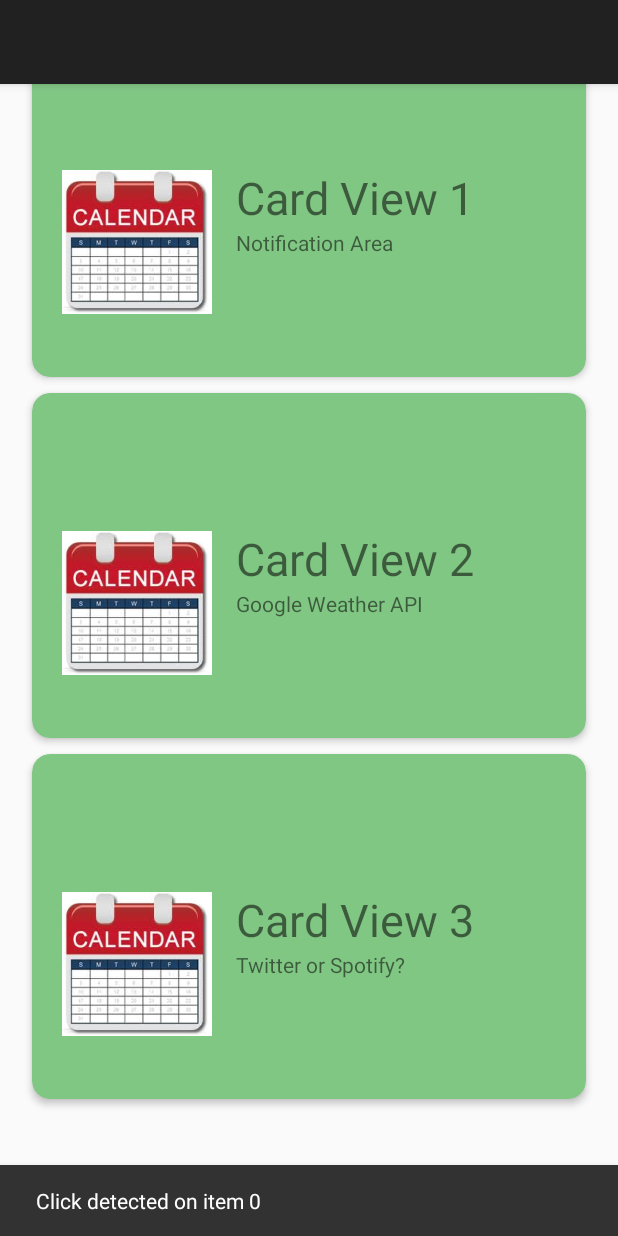
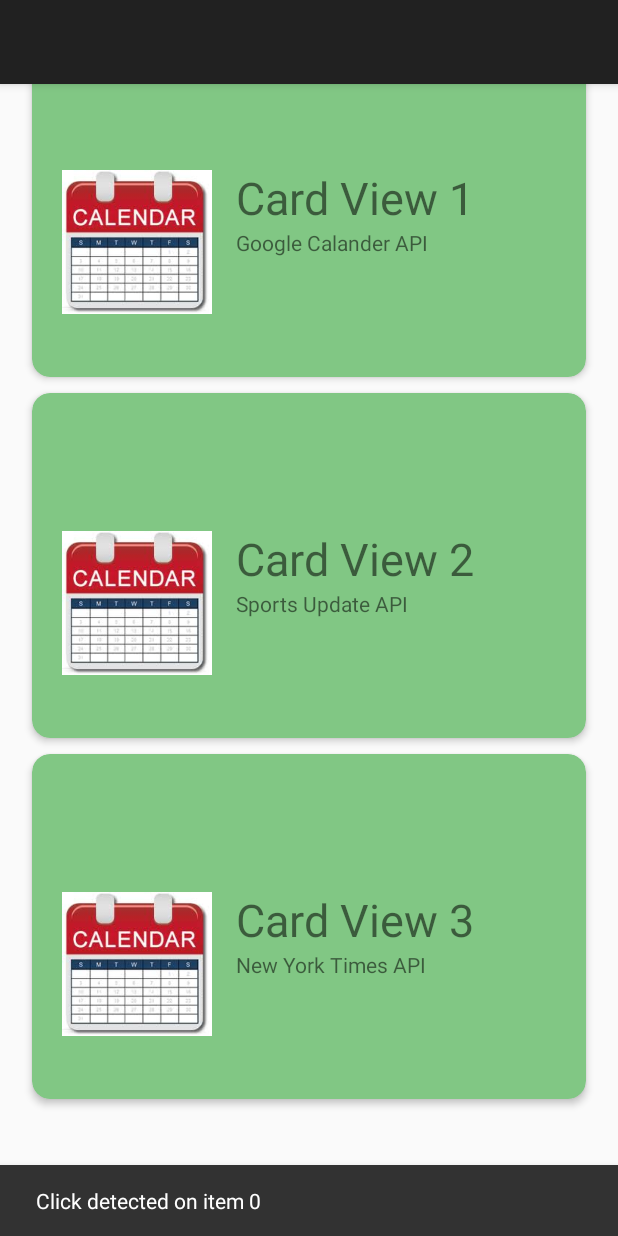
Before and after one commit to RafatKhandaker/GoogleWeatherApp, an Android app: the screen it shows after launch (CardDemoActivity), after a tap on "Card View 1", on a phone screen of 412 x 824 dp. Run offline under Robolectric (Android 15) with nearby library versions, the light colour scheme and no system bars.

Commit message:
updated repo

```diff
--- a/app/src/main/java/com/delaroystudios/CardView_GoogleApp/CardDemoActivity.java
+++ b/app/src/main/java/com/delaroystudios/CardView_GoogleApp/CardDemoActivity.java
@@ -1,9 +1,14 @@
 package com.delaroystudios.CardView_GoogleApp;
 
+import android.content.Context;
+import android.content.Intent;
 import android.os.Bundle;
 import android.support.v7.app.AppCompatActivity;
 import android.support.v7.widget.LinearLayoutManager;
 import android.support.v7.widget.RecyclerView;
+
+import com.delaroystudios.CardView_GoogleApp.Fragment.FragmentActivity;
+import com.delaroystudios.CardView_GoogleApp.Recycler.RecyclerAdapter;
 
 /**
  * Rafat Khandaker Maintaining Orthogonal standard of code
@@ -36,4 +41,5 @@ public class CardDemoActivity extends AppCompatActivity {
 
      }
      //---------------------------------------------------------------------------------------------
+
 }
--- /dev/null
+++ b/app/src/main/java/com/delaroystudios/CardView_GoogleApp/Recycler/RecyclerAdapter.java
@@ -0,0 +1,54 @@
+package com.delaroystudios.CardView_GoogleApp.Recycler;
+
+/**
+ * Rafat K
+ */
+
+import android.support.v7.widget.RecyclerView;
+import android.view.LayoutInflater;
+import android.view.View;
+import android.view.ViewGroup;
+import com.delaroystudios.CardView_GoogleApp.R;
+
+
+public class RecyclerAdapter extends RecyclerView.Adapter<ViewHolder> {
+
+    private String[] titles = {
+            "Card View 1",
+            "Card View 2",
+            "Card View 3",
+           };
+
+    private String[] details = {
+            "Google Calander API",
+            "Sports Update API",
+            "New York Times API"
+            };
+
+    private int[] images = {
+            R.drawable.android_image_1,
+            R.drawable.android_image_2,
+            R.drawable.android_image_3,
+         };
+
+
+    @Override
+    public ViewHolder onCreateViewHolder(ViewGroup viewGroup, int i) {
+        View v = LayoutInflater.from(viewGroup.getContext())
+                .inflate(R.layout.card_layout, viewGroup, false);
+        ViewHolder viewHolder = new ViewHolder(v);
+        return viewHolder;
+    }
+
+    @Override
+    public void onBindViewHolder(ViewHolder viewHolder, int i) {
+        viewHolder.itemTitle.setText(titles[i]);
+        viewHolder.itemDetail.setText(details[i]);
+        viewHolder.itemImage.setImageResource(images[i]);
+    }
+
+    @Override
+    public int getItemCount() {
+        return titles.length;
+    }
+}
--- /dev/null
+++ b/app/src/main/java/com/delaroystudios/CardView_GoogleApp/Recycler/ViewHolder.java
@@ -0,0 +1,58 @@
+package com.delaroystudios.CardView_GoogleApp.Recycler;
+
+import android.content.Context;
+import android.content.Intent;
+import android.support.design.widget.Snackbar;
+import android.support.v7.widget.RecyclerView;
+import android.view.View;
+import android.widget.ImageView;
+import android.widget.TextView;
+
+import com.delaroystudios.CardView_GoogleApp.Fragment.FragmentActivity;
+import com.delaroystudios.CardView_GoogleApp.R;
+
+/**
+ * Created by RedDragon on 11/4/16.
+ */
+
+public class ViewHolder extends RecyclerView.ViewHolder{
+
+    public static int positionClicked;
+    public ImageView itemImage;
+    public TextView itemTitle;
+    public TextView itemDetail;
+
+    public ViewHolder(View itemView) {
+        super(itemView);
+        itemImage = (ImageView)itemView.findViewById(R.id.item_image);
+        itemTitle = (TextView)itemView.findViewById(R.id.item_title);
+        itemDetail = (TextView)itemView.findViewById(R.id.item_detail);
+
+        itemView.setOnClickListener(new View.OnClickListener() {
+            @Override
+            public void onClick(View v) {
+                positionClicked = getAdapterPosition();
+
+                Snackbar.make(v, "Click detected on item " + positionClicked,
+                        Snackbar.LENGTH_LONG)
+                        .setAction("Action", null).show();
+
+                // -------- LAUNCH FRAGMENT ACTIVITY ------------- //
+                launchFragmentActivity(v.getContext());
+            }
+        });
+    }
+
+    // -------------------------- ACTIVITY METHODS -------------------------------------------------
+
+    public void launchFragmentActivity(Context context) {
+        Intent intent = new Intent(context, FragmentActivity.class);
+        context.startActivity(intent);
+    }
+
+    //------------------------------ GET VALUE METHODS ---------------------------------------------
+
+    public static Integer getPositionClicked(){ return positionClicked;}
+
+
+}
--- a/app/src/main/java/com/delaroystudios/CardView_GoogleApp/RecyclerAdapter.java
+++ /dev/null
@@ -1,55 +0,0 @@
-package com.delaroystudios.CardView_GoogleApp;
-
-/**
- * Rafat K
- */
-
-import android.support.design.widget.Snackbar;
-import android.support.v7.widget.RecyclerView;
-import android.view.LayoutInflater;
-import android.view.View;
-import android.view.ViewGroup;
-import android.widget.ImageView;
-import android.widget.TextView;
-
-public class RecyclerAdapter extends RecyclerView.Adapter<ViewHolder> {
-
-    private String[] titles = {
-            "Card View 1",
-            "Card View 2",
-            "Card View 3",
-           };
-
-    private String[] details = {
-            "Notification Area",
-            "Google Weather API",
-            "Twitter or Spotify?"
-            };
-
-    private int[] images = {
-            R.drawable.android_image_1,
-            R.drawable.android_image_2,
-            R.drawable.android_image_3,
-         };
-
-
-    @Override
-    public ViewHolder onCreateViewHolder(ViewGroup viewGroup, int i) {
-        View v = LayoutInflater.from(viewGroup.getContext())
-                .inflate(R.layout.card_layout, viewGroup, false);
-        ViewHolder viewHolder = new ViewHolder(v);
-        return viewHolder;
-    }
-
-    @Override
-    public void onBindViewHolder(ViewHolder viewHolder, int i) {
-        viewHolder.itemTitle.setText(titles[i]);
-        viewHolder.itemDetail.setText(details[i]);
-        viewHolder.itemImage.setImageResource(images[i]);
-    }
-
-    @Override
-    public int getItemCount() {
-        return titles.length;
-    }
-}
--- a/app/src/main/java/com/delaroystudios/CardView_GoogleApp/ViewHolder.java
+++ /dev/null
@@ -1,36 +0,0 @@
-package com.delaroystudios.CardView_GoogleApp;
-
-import android.support.design.widget.Snackbar;
-import android.support.v7.widget.RecyclerView;
-import android.view.View;
-import android.widget.ImageView;
-import android.widget.TextView;
-
-/**
- * Created by RedDragon on 11/4/16.
- */
-
-class ViewHolder extends RecyclerView.ViewHolder{
-
-    public ImageView itemImage;
-    public TextView itemTitle;
-    public TextView itemDetail;
-
-    public ViewHolder(View itemView) {
-        super(itemView);
-        itemImage = (ImageView)itemView.findViewById(R.id.item_image);
-        itemTitle = (TextView)itemView.findViewById(R.id.item_title);
-        itemDetail = (TextView)itemView.findViewById(R.id.item_detail);
-
-        itemView.setOnClickListener(new View.OnClickListener() {
-            @Override public void onClick(View v) {
-                int position = getAdapterPosition();
-
-                Snackbar.make(v, "Click detected on item " + position,
-                        Snackbar.LENGTH_LONG)
-                        .setAction("Action", null).show();
-
-            }
-        });
-    }
-}
--- /dev/null
+++ b/app/src/main/res/layout/fragment_container.xml
@@ -0,0 +1,6 @@
+<?xml version="1.0" encoding="utf-8"?>
+<RelativeLayout xmlns:android="http://schemas.android.com/apk/res/android"
+    android:orientation="vertical" android:layout_width="match_parent"
+    android:layout_height="match_parent" android:id="@+id/fragment_container" >
+
+</RelativeLayout>
```
Also changed, not shown: app/src/main/java/com/delaroystudios/CardView_GoogleApp/Fragment/FragmentActivity.java (added, +63 -0 lines), app/src/main/java/com/delaroystudios/CardView_GoogleApp/Fragment/GoogleCalanderFragment.java (added, +23 -0 lines), app/src/main/java/com/delaroystudios/CardView_GoogleApp/Fragment/NYTimesFragment.java (added, +24 -0 lines), app/src/main/java/com/delaroystudios/CardView_GoogleApp/Fragment/SportsFragment.java (added, +23 -0 lines), app/src/main/java/com/delaroystudios/CardView_GoogleApp/Network/GoogleAPI.java (deleted, +0 -9 lines), app/src/main/java/com/delaroystudios/CardView_GoogleApp/Network/ParseData/JSONGoogle.java (added, +8 -0 lines), app/src/main/java/com/delaroystudios/CardView_GoogleApp/Network/ParseData/JSONNYTimes.java (added, +9 -0 lines), app/src/main/java/com/delaroystudios/CardView_GoogleApp/Network/ParseData/JSONSports.java (added, +8 -0 lines), app/src/main/java/com/delaroystudios/CardView_GoogleApp/Network/TwitterAPI.java (deleted, +0 -9 lines), app/src/main/java/com/delaroystudios/CardView_GoogleApp/Network/token.java (+18 -2 lines), app/src/main/res/layout/google_calander_fragment.xml (added, +12 -0 lines), app/src/main/res/layout/ny_times_fragment.xml (added, +12 -0 lines), app/src/main/res/layout/sports_fragment.xml (added, +12 -0 lines), 3 other files.
